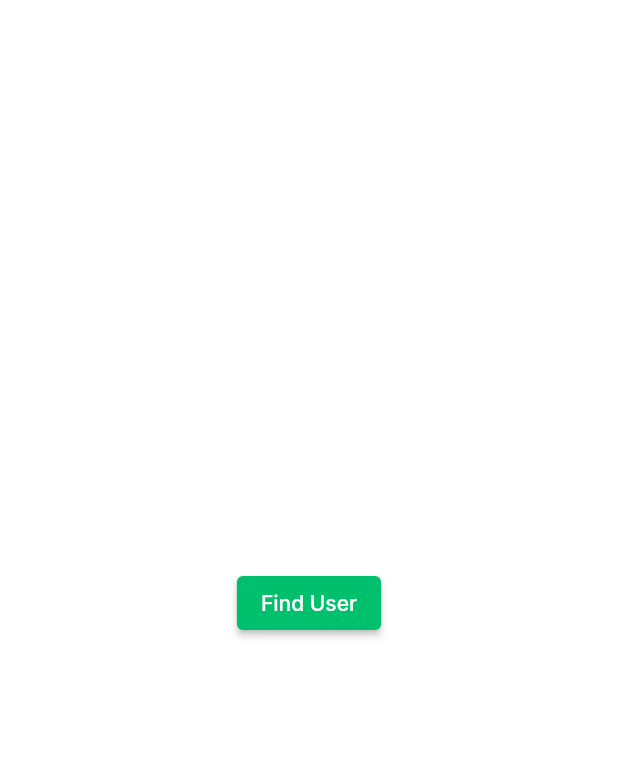
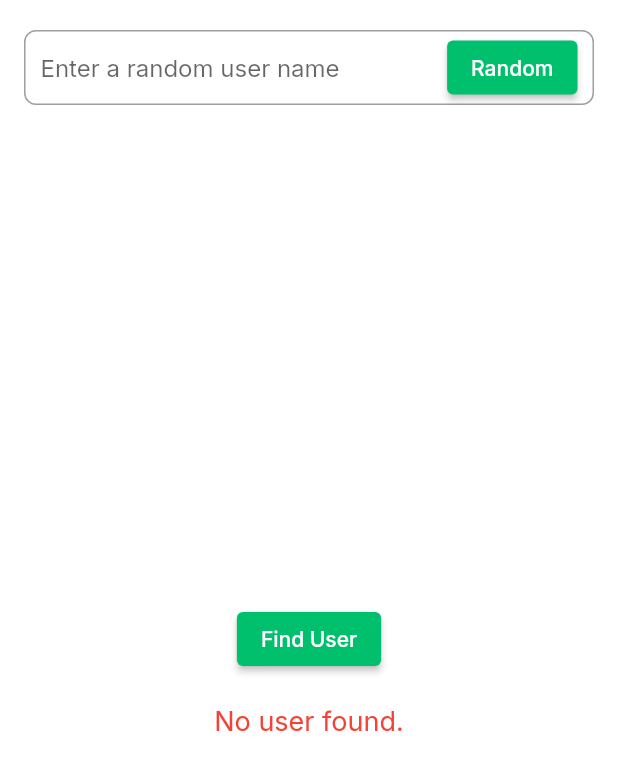
Before and after one commit to mittal-prashant/Friendify, a Flutter app: the Random_Body widget shown alone on an empty page, opened directly, on a phone screen of 412 x 824 dp. Shown: the top 770 px of the screen. Run offline on Flutter 3.47's test engine with Material 2 defaults, Android fonts, the phone set to English and light mode, and no system bars; our stand-ins replace flutter_spinkit, get, google_fonts, shared_preferences, socket_io_client; accounts and stored records are empty; network calls fail.

```diff
--- a/lib/screens/chats/chats_screen.dart
+++ b/lib/screens/chats/chats_screen.dart
@@ -13,7 +13,7 @@ class ChatsScreen extends StatefulWidget {
 
 class _ChatsScreenState extends State<ChatsScreen> {
   String page_title = 'Chats';
-  int _selectedIndex = 1;
+  int _selectedIndex = 0;
   bool _showSearch = true;
   String avatarImage = '';
 
--- a/lib/screens/chats/components/random_body.dart
+++ b/lib/screens/chats/components/random_body.dart
@@ -15,6 +15,21 @@ import 'package:flutter_spinkit/flutter_spinkit.dart';
 
 import '../../../providers/api_routes.dart';
 
+const snackBar = SnackBar(
+  content: Text(
+    'Random Username Must Be Atleast 5 characters!',
+    style: TextStyle(fontSize: 16, color: Colors.white),
+  ),
+  backgroundColor: Colors.red, // Set the background color of the Snackbar
+  behavior: SnackBarBehavior.floating, // Set the behavior of the Snackbar
+  shape: RoundedRectangleBorder(
+    borderRadius: BorderRadius.all(
+        Radius.circular(8)), // Set the border radius of the Snackbar
+  ),
+  duration: Duration(
+      seconds: 3), // Set the duration for how long the Snackbar is displayed
+);
+
 class Random_Body extends StatefulWidget {
   @override
   _Random_BodyState createState() => _Random_BodyState();
@@ -27,12 +42,11 @@ class _Random_BodyState extends State<Random_Body> {
   String _stranger;
   IO.Socket socket;
   String roomid;
+  String randomName;
   bool isRoomFilled = false;
-    String user_id = '',
-      username = '',
-      gender = '',
-      email = '',
-      avatarImage = '';
+  String user_id = '', username = '', gender = '', email = '', avatarImage = '';
+
+  String _selectedUserName = '';
 
   @override
   void initState() {
@@ -50,7 +64,7 @@ class _Random_BodyState extends State<Random_Body> {
       'private ack',
       (data) => {
         setState(() {
-          roomid=data['roomID'];
+          roomid = data['roomID'];
           print(data['message']);
           print(data['roomID']);
           print(data['isfilled']);
@@ -68,11 +82,17 @@ class _Random_BodyState extends State<Random_Body> {
           () {
             _user1 = data['user1'];
             _user2 = data['user2'];
-            _stranger = (_user1==user_id?(_user2):(_user1));
-            Navigator.push( // Use pushReplacement to navigate to MessageScreen
+            _stranger = (_user1 == user_id ? (_user2) : (_user1));
+            Navigator.push(
+              // Use pushReplacement to navigate to MessageScreen
               context,
               MaterialPageRoute(
-                builder: (context) => MessagesScreenRandom(strangerId: _stranger, socket: socket,roomid:roomid,user_id: user_id,), // Pass the socket to MessageScreen
+                builder: (context) => MessagesScreenRandom(
+                  strangerId: _stranger,
+                  socket: socket,
+                  roomid: roomid,
+                  user_id: user_id,
+                ), // Pass the socket to MessageScreen
               ),
             );
           },
@@ -80,8 +100,6 @@ class _Random_BodyState extends State<Random_Body> {
       },
     );
   }
-
-
 
   Future<void> loadData() async {
     SharedPreferences prefs = await SharedPreferences.getInstance();
@@ -96,20 +114,21 @@ class _Random_BodyState extends State<Random_Body> {
     });
   }
 
-
   void _handlePrivateRoom() async {
-    _isLoading = true;
     SharedPreferences prefs = await SharedPreferences.getInstance();
     socket.emit('privateRoom', prefs.getString('userId'));
   }
 
   Future<void> _findUser() async {
-    await socket.onConnect;
+    setState(() {
+      _isLoading = true;
+    });
+    await Future.delayed(Duration(seconds: 3));
+
     await _handlePrivateRoom();
 
     print("okkk");
 
-    await Future.delayed(Duration(seconds: 3));
     String user = "John Doe";
 
     setState(() {
@@ -121,6 +140,49 @@ class _Random_BodyState extends State<Random_Body> {
   @override
   Widget build(BuildContext context) {
     return Center(
+      child: Padding(
+        padding: EdgeInsets.symmetric(vertical: 20, horizontal: 16),
+        child: Column(
+          crossAxisAlignment: CrossAxisAlignment.stretch,
+          children: [
+            Container(
+              padding: EdgeInsets.symmetric(horizontal: 10),
+              decoration: BoxDecoration(
+                border: Border.all(
+                  color: Colors.grey,
+                  width: 1,
+                ),
+                borderRadius: BorderRadius.circular(8),
+              ),
+              child: Row(
+                children: [
+                  Expanded(
+                    child: TextField(
+                      decoration: InputDecoration(
+                        hintText: 'Enter a random user name',
+                        border: InputBorder.none,
+                      ),
+                      onChanged: (value) {
+                        _selectedUserName = value;
+                      },
+                    ),
+                  ),
+                  SizedBox(width: 10),
+                  ElevatedButton(
+                    onPressed: () {
+                      if (_selectedUserName.length > 4) {
+                        // _getRandomUserName();
+                      } else {
+                        ScaffoldMessenger.of(context).showSnackBar(snackBar);
+                      }
+                    },
+                    child: Text('Random'),
+                  ),
+                ],
+              ),
+            ),
+            SizedBox(height: 20),
+            Expanded(
               child: Column(
                 mainAxisAlignment: MainAxisAlignment.center,
                 children: [
@@ -132,12 +194,51 @@ class _Random_BodyState extends State<Random_Body> {
                   SizedBox(height: 20),
                   if (_isLoading)
                     SpinKitFadingCube(
-              color: Colors.blue,
+                      color: Theme.of(context).primaryColor,
                       size: 50.0,
                     ),
-          if (!_isLoading)
-            if (_foundUser != null) Text('Found user: $_foundUser'),
+                  if (!_isLoading && _foundUser == null)
+                    Text(
+                      'No user found.',
+                      style: TextStyle(
+                        fontSize: 18,
+                        color: Colors.red,
+                      ),
+                    ),
+                  if (!_isLoading && _foundUser != null)
+                    Container(
+                      padding: EdgeInsets.all(16),
+                      decoration: BoxDecoration(
+                        border: Border.all(
+                          color: Theme.of(context).primaryColor,
+                          width: 2,
+                        ),
+                        borderRadius: BorderRadius.circular(8),
+                      ),
+                      child: Column(
+                        children: [
+                          Text(
+                            'User Details',
+                            style: TextStyle(
+                              fontSize: 20,
+                              fontWeight: FontWeight.bold,
+                            ),
+                          ),
+                          SizedBox(height: 10),
+                          Text(
+                            'Name: ${_foundUser}',
+                            style: TextStyle(
+                              fontSize: 18,
+                            ),
+                          ),
                         ],
+                      ),
+                    ),
+                ],
+              ),
+            ),
+          ],
+        ),
       ),
     );
   }
```
Also changed, not shown: lib/screens/login/signUp.dart (+21 -4 lines), lib/screens/messages/message_screen_random.dart (+4 -7 lines). Lines whose indentation alone changed are shown as unchanged.
